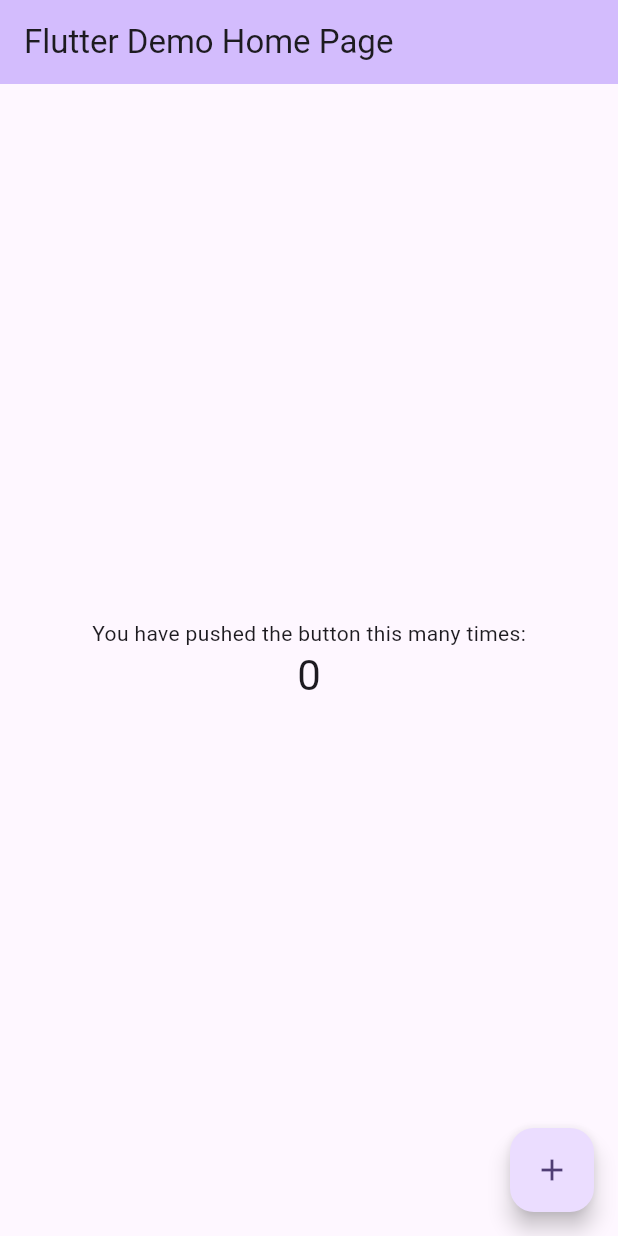
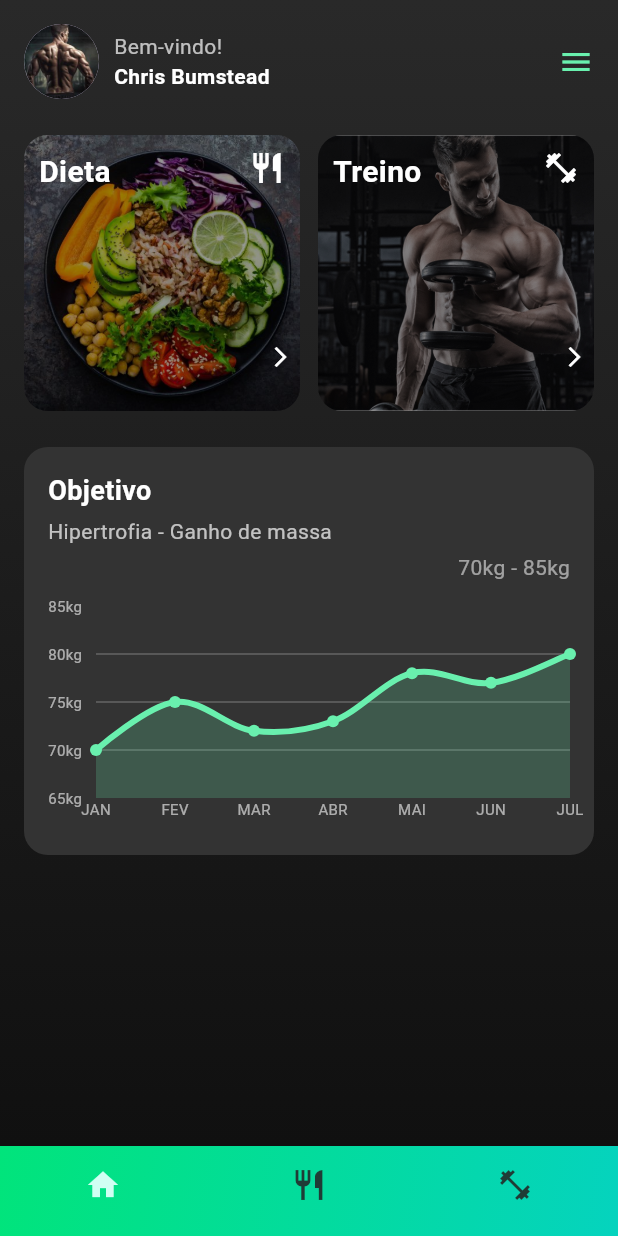
Before and after one commit to maypires/duckfit, a Flutter app: the screen it shows after launch, on a phone screen of 412 x 824 dp. Run offline on Flutter 3.47's test engine with Material 3 defaults, Android fonts, the phone set to English and light mode, and no system bars; drawn by our look-alikes of fl_chart; missing offline and left inert: window_size.

Commit message:
Navegação entre telas: Home, Dieta, Treino. Interface da Tela Home

```diff
--- a/lib/main.dart
+++ b/lib/main.dart
@@ -1,70 +1,133 @@
 import 'package:flutter/material.dart';
+import 'tela_home.dart';
+import 'tela_dieta.dart';
+import 'tela_treino.dart';
+import 'dart:io';
+import 'package:window_size/window_size.dart';
 
 void main() {
+  //Verifica se o aplicativo está rodando em um desktop e define o título e o tamanho da janela
+  WidgetsFlutterBinding.ensureInitialized();
+  if (Platform.isWindows || Platform.isLinux || Platform.isMacOS) {
+    setWindowTitle('DuckFit');
+    setWindowMinSize(const Size(375, 812));
+    setWindowMaxSize(const Size(375, 812));
+  }
   runApp(const MyApp());
 }
 
 class MyApp extends StatelessWidget {
   const MyApp({super.key});
 
-  // This widget is the root of your application.
   @override
   Widget build(BuildContext context) {
+    /*
+    Definir o título do app
+    Aplicar o tema global do app.
+    Definir a tela inicial (home: const HomeScreen()), que será exibida ao abrir o app.
+    */
     return MaterialApp(
-      title: 'Flutter Demo',
+      title: 'DuckFit',
       theme: ThemeData(
-        colorScheme: ColorScheme.fromSeed(seedColor: Colors.deepPurple),
+        scaffoldBackgroundColor: Colors.transparent,
+        bottomNavigationBarTheme: const BottomNavigationBarThemeData(
+          backgroundColor: Colors.transparent,
+          selectedItemColor: Colors.white,
+          unselectedItemColor: Colors.white70,
+          showSelectedLabels: false,
+          showUnselectedLabels: false,
+        ),
       ),
-      home: const MyHomePage(title: 'Flutter Demo Home Page'),
+      home: const HomeScreen(),
     );
   }
 }
 
-class MyHomePage extends StatefulWidget {
-  const MyHomePage({super.key, required this.title});
-
-  final String title;
+class HomeScreen extends StatefulWidget {
+  //Cria o estado inicial do widget HomeScreen,, o que significa que ele pode ter um estado mutável.
+  const HomeScreen({super.key});
 
   @override
-  State<MyHomePage> createState() => _MyHomePageState();
+  State<HomeScreen> createState() => HomeScreenState();
 }
 
-class _MyHomePageState extends State<MyHomePage> {
-  int _counter = 0;
+class HomeScreenState extends State<HomeScreen> {
+  //Define um índice selecionado (_selectedIndex) que controla qual página é exibida no aplicativo.
+  int _selectedIndex = 0;
+  late final List<Widget> _pages;
 
-  void _incrementCounter() {
+  void onItemTapped(int index) {
     setState(() {
-      _counter++;
+      _selectedIndex = index;
     });
   }
 
   @override
+  void initState() {
+    super.initState();
+    _pages = <Widget>[
+      TelaHome(onCardTap: onItemTapped),
+      TelaDieta(),
+      TelaTreino(),
+    ];
+  }
+
+  @override
   Widget build(BuildContext context) {
-    return Scaffold(
-      appBar: AppBar(
-
-        backgroundColor: Theme.of(context).colorScheme.inversePrimary,
-
-        title: Text(widget.title),
+    /*
+    Constrói a tela principal do app com:
+    - Gradiente de fundo (preto para cinza escuro) em toda a tela.
+    - Scaffold transparente para sobrepor o conteúdo.
+    - Barra de navegação inferior com gradiente verde-azulado, usando Stack para sobrepor o BottomNavigationBar.
+    - Exibe a página selecionada conforme o índice.
+    */
+    return Container(
+      decoration: const BoxDecoration(
+        gradient: LinearGradient(
+          colors: [Color(0xFF292929), Color(0xFF0E0E0E)],
+          begin: Alignment.topCenter,
+          end: Alignment.bottomCenter,
+        ),
       ),
-      body: Center(
-
-        child: Column(
-          mainAxisAlignment: MainAxisAlignment.center,
-          children: <Widget>[
-            const Text('You have pushed the button this many times:'),
-            Text(
-              '$_counter',
-              style: Theme.of(context).textTheme.headlineMedium,
+      child: Scaffold(
+        backgroundColor: Colors.transparent,
+        body: _pages[_selectedIndex],
+        bottomNavigationBar: Stack(
+          children: [
+            Container(
+              height: 60,
+              decoration: const BoxDecoration(
+                gradient: LinearGradient(
+                  colors: [Color(0xFF01E47B), Color(0xFF05D3BE)],
+                  begin: Alignment.topLeft,
+                  end: Alignment.bottomRight,
+                ),
+              ),
+            ),
+            BottomNavigationBar(
+              items: const [
+                BottomNavigationBarItem(icon: Icon(Icons.home), label: ''),
+                BottomNavigationBarItem(
+                  icon: Icon(Icons.restaurant),
+                  label: '',
+                ),
+                BottomNavigationBarItem(
+                  icon: Icon(Icons.fitness_center),
+                  label: '',
+                ),
+              ],
+              backgroundColor: Colors.transparent,
+              elevation: 0,
+              selectedItemColor: Color(0xFFD0FFF3),
+              unselectedItemColor: Color(0xFF1F3C36),
+              showSelectedLabels: false,
+              showUnselectedLabels: false,
+              currentIndex: _selectedIndex,
+              onTap: onItemTapped,
             ),
           ],
         ),
       ),
-      floatingActionButton: FloatingActionButton(
-        onPressed: _incrementCounter,
-        tooltip: 'Increment',
-        child: const Icon(Icons.add),
-      ), // This trailing comma makes auto-formatting nicer for build methods.
     );
   }
 }
--- /dev/null
+++ b/lib/tela_dieta.dart
@@ -0,0 +1,12 @@
+import 'package:flutter/material.dart';
+
+class TelaDieta extends StatelessWidget {
+  const TelaDieta({super.key});
+
+  @override
+  Widget build(BuildContext context) {
+    return Center(
+      child: Text('Dieta', style: TextStyle(fontSize: 24, color: Colors.white)),
+    );
+  }
+}
--- /dev/null
+++ b/lib/tela_home.dart
@@ -0,0 +1,281 @@
+import 'package:flutter/material.dart';
+import 'package:fl_chart/fl_chart.dart';
+import 'main.dart';
+
+class _Card extends StatelessWidget {
+  final String titulo;
+  final String caminhoImagem;
+  final IconData icone;
+
+  const _Card({
+    required this.titulo,
+    required this.caminhoImagem,
+    required this.icone,
+  });
+
+  @override
+  Widget build(BuildContext context) {
+    /*
+    Cria um card quadrado com uma imagem de fundo.
+    Adiciona um título no canto superior esquerdo e um ícone no canto superior direito.
+    O card tem bordas arredondadas e uma camada escura para dar contraste no texto/ícone.
+    */
+    return AspectRatio(
+      aspectRatio: 1, // Faz o card ser quadrado
+      child: Stack(
+        children: [
+          // Imagem de fundo
+          ClipRRect(
+            borderRadius: BorderRadius.circular(16),
+            child: Image.asset(
+              caminhoImagem,
+              fit: BoxFit.cover,
+              width: double.infinity,
+              height: double.infinity,
+            ),
+          ),
+          // Camada escura para dar contraste no texto/ícone
+          Container(
+            decoration: BoxDecoration(
+              borderRadius: BorderRadius.circular(16),
+              color: Colors.black.withOpacity(0.4),
+            ),
+          ),
+          // Texto (título) no canto superior esquerdo
+          Positioned(
+            top: 10,
+            left: 10,
+            child: Text(
+              titulo,
+              style: const TextStyle(
+                color: Colors.white,
+                fontSize: 20,
+                fontWeight: FontWeight.bold,
+              ),
+            ),
+          ),
+          // Ícone no canto superior direito
+          Positioned(
+            top: 10,
+            right: 10,
+            child: Icon(icone, color: Colors.white),
+          ),
+          Positioned(
+            top: 140,
+            right: 5,
+            child: Icon(Icons.arrow_forward_ios, color: Colors.white, size: 16),
+          ),
+        ],
+      ),
+    );
+  }
+}
+
+class TelaHome extends StatelessWidget {
+  final Function(int) onCardTap;
+
+  const TelaHome({super.key, required this.onCardTap});
+
+  @override
+  Widget build(BuildContext context) {
+    //Contrói o cabeçalho da tela inicial do aplicativo.
+    return SingleChildScrollView(
+      padding: const EdgeInsets.all(16),
+      child: Column(
+        crossAxisAlignment: CrossAxisAlignment.start,
+        children: [
+          // Cabeçalho com foto e saudação
+          Row(
+            children: [
+              const CircleAvatar(
+                backgroundImage: AssetImage('assets/perfil.jpg'),
+                radius: 25,
+              ),
+              const SizedBox(width: 10),
+              Column(
+                crossAxisAlignment: CrossAxisAlignment.start,
+                children: const [
+                  Text('Bem-vindo!', style: TextStyle(color: Colors.white70)),
+                  Text(
+                    'Chris Bumstead',
+                    style: TextStyle(
+                      color: Colors.white,
+                      fontWeight: FontWeight.bold,
+                    ),
+                  ),
+                ],
+              ),
+              const Spacer(),
+              const Icon(Icons.menu, color: Colors.greenAccent),
+            ],
+          ),
+
+          const SizedBox(height: 24),
+          // Cards de dieta e treino
+          Row(
+            children: [
+              Expanded(
+                child: GestureDetector(
+                  onTap: () {
+                    // Acessa o estado ancestral _HomeScreenState e atualiza o índice
+                    final homeState =
+                        context.findAncestorStateOfType<HomeScreenState>();
+                    homeState?.onItemTapped(1); // 1 para 'TelaDieta'
+                  },
+                  child: _Card(
+                    titulo: 'Dieta',
+                    caminhoImagem: 'assets/dieta.jpg',
+                    icone: Icons.restaurant,
+                  ),
+                ),
+              ),
+              const SizedBox(width: 12),
+              Expanded(
+                child: GestureDetector(
+                  onTap: () {
+                    final homeState =
+                        context.findAncestorStateOfType<HomeScreenState>();
+                    homeState?.onItemTapped(2); // 2 para 'TelaTreino'
+                  },
+                  child: _Card(
+                    titulo: 'Treino',
+                    caminhoImagem: 'assets/treino.jpg',
+                    icone: Icons.fitness_center,
+                  ),
+                ),
+              ),
+            ],
+          ),
+          const SizedBox(height: 24),
+
+          // Card com objetivo e gráfico de progresso
+          Container(
+            padding: const EdgeInsets.all(16),
+            decoration: BoxDecoration(
+              color: const Color(0xFF333333),
+              borderRadius: BorderRadius.circular(16),
+            ),
+            child: Column(
+              crossAxisAlignment: CrossAxisAlignment.start,
+              children: [
+                const Text(
+                  'Objetivo',
+                  style: TextStyle(
+                    color: Colors.white,
+                    fontSize: 18,
+                    fontWeight: FontWeight.bold,
+                  ),
+                ),
+                const SizedBox(height: 4),
+                const Text(
+                  'Hipertrofia - Ganho de massa',
+                  style: TextStyle(color: Colors.white70),
+                ),
+                const SizedBox(height: 4),
+                const Align(
+                  alignment: Alignment.centerRight,
+                  child: Text(
+                    '70kg - 85kg',
+                    style: TextStyle(color: Colors.white54),
+                  ),
+                ),
+                const SizedBox(height: 16),
+
+                // Gráfico de linha (peso ao longo dos meses)
+                SizedBox(
+                  height: 150,
+                  child: LineChart(
+                    LineChartData(
+                      minY: 65,
+                      maxY: 85,
+                      gridData: FlGridData(
+                        show: true,
+                        drawVerticalLine: false,
+                        getDrawingHorizontalLine:
+                            (value) =>
+                                FlLine(color: Colors.white24, strokeWidth: 1),
+                      ),
+                      titlesData: FlTitlesData(
+                        leftTitles: AxisTitles(
+                          sideTitles: SideTitles(
+                            showTitles: true,
+                            interval: 5,
+                            reservedSize: 32,
+                            getTitlesWidget:
+                                (value, _) => Text(
+                                  '${value.toInt()}kg',
+                                  style: const TextStyle(
+                                    color: Colors.white60,
+                                    fontSize: 10,
+                                  ),
+                                ),
+                          ),
+                        ),
+                        bottomTitles: AxisTitles(
+                          sideTitles: SideTitles(
+                            showTitles: true,
+                            interval: 1,
+                            getTitlesWidget: (value, _) {
+                              const meses = [
+                                'JAN',
+                                'FEV',
+                                'MAR',
+                                'ABR',
+                                'MAI',
+                                'JUN',
+                                'JUL',
+                              ];
+                              if (value.toInt() >= 0 &&
+                                  value.toInt() < meses.length) {
+                                return Text(
+                                  meses[value.toInt()],
+                                  style: const TextStyle(
+                                    color: Colors.white60,
+                                    fontSize: 10,
+                                  ),
+                                );
+                              }
+                              return const SizedBox.shrink();
+                            },
+                          ),
+                        ),
+                        rightTitles: AxisTitles(
+                          sideTitles: SideTitles(showTitles: false),
+                        ),
+                        topTitles: AxisTitles(
+                          sideTitles: SideTitles(showTitles: false),
+                        ),
+                      ),
+                      borderData: FlBorderData(show: false),
+                      lineBarsData: [
+                        LineChartBarData(
+                          spots: const [
+                            FlSpot(0, 70), // JAN
+                            FlSpot(1, 75), // FEV
+                            FlSpot(2, 72), // MAR
+                            FlSpot(3, 73), // ABR
+                            FlSpot(4, 78), // MAI
+                            FlSpot(5, 77), // JUN
+                            FlSpot(6, 80), // JUL
+                          ],
+                          isCurved: true,
+                          color: Colors.greenAccent,
+                          barWidth: 4,
+                          dotData: FlDotData(show: true),
+                          belowBarData: BarAreaData(
+                            show: true,
+                            color: Colors.greenAccent.withOpacity(0.2),
+                          ),
+                        ),
+                      ],
+                    ),
+                  ),
+                ),
+              ],
+            ),
+          ),
+        ],
+      ),
+    );
+  }
+}
--- /dev/null
+++ b/lib/tela_treino.dart
@@ -0,0 +1,12 @@
+import 'package:flutter/material.dart';
+
+class TelaTreino extends StatelessWidget {
+  const TelaTreino({super.key});
+
+  @override
+  Widget build(BuildContext context) {
+    return Center(
+      child: Text('Treino', style: TextStyle(fontSize: 24, color: Colors.white)),
+    );
+  }
+}
```
Also changed, not shown: pubspec.yaml (+5 -3 lines), assets/dieta.jpg (added), assets/perfil.jpg (added), assets/treino.jpg (added), pubspec.lock, 19 other files.
